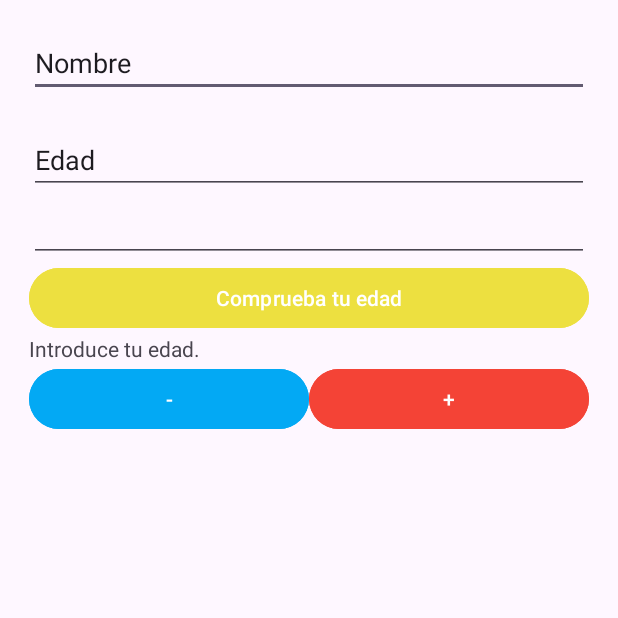
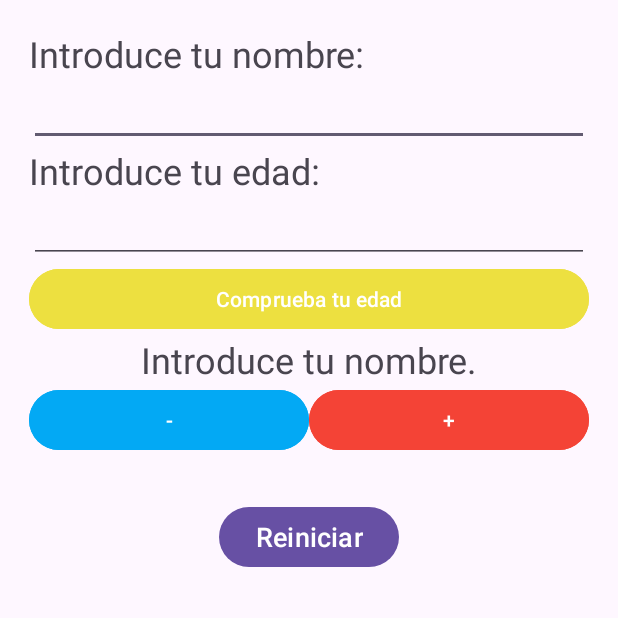
Before and after one commit to JoseDom18/PrimerProyectoAndroid-Kotlin, an Android app: the screen it shows after launch (MainActivity), after a tap on "Comprueba tu edad", on a phone screen of 412 x 824 dp, the top half of it. Run offline under Robolectric (Android 15) with nearby library versions, the phone set to English and light mode, and no system bars.

Commit message:
Actualizaciones de interfaz y botones

```diff
--- a/app/src/main/java/com/example/primerproyecto/MainActivity.kt
+++ b/app/src/main/java/com/example/primerproyecto/MainActivity.kt
@@ -25,10 +25,13 @@ class MainActivity : AppCompatActivity() {
         val textoResultado: TextView=findViewById(R.id.mensaje) // muestra el resultado
         val botonSumar: Button=findViewById(R.id.sumar) // boton de accion
         val botonRestar: Button=findViewById(R.id.resta) // boton de accion
+        val miNombre: EditText=findViewById(R.id.nombre) // recibe nombre
+        val botoReinicio: Button=findViewById(R.id.reiniciar) // boton de reinicio
 
         miBoton.setOnClickListener {
 
             val numeroResultado = miNumero.text.toString().toIntOrNull()
+            val nombre: String?= miNombre.text?.toString()
 
 //            if (numeroResultado == null) textoResultado.text="Introduce un número."
 //            else if (numeroResultado < 18) {
@@ -39,18 +42,19 @@ class MainActivity : AppCompatActivity() {
 //                textoResultado.text="Tienes 18 años."
 //            }
 
-            actulizarMensaje(numeroResultado, textoResultado)
+            actulizarMensaje(numeroResultado, nombre, textoResultado)
 
         }
 
         botonSumar.setOnClickListener {
 
             var numeroResultado = miNumero.text.toString().toIntOrNull()
+            val nombre: String?= miNombre.text?.toString()
 
             if(numeroResultado==null) textoResultado.text="Introduce un número."
             else{
                 miNumero.setText((++numeroResultado).toString())
-                actulizarMensaje(numeroResultado, textoResultado)
+                actulizarMensaje(numeroResultado, nombre, textoResultado)
 
             }
 
@@ -59,22 +63,33 @@ class MainActivity : AppCompatActivity() {
         botonRestar.setOnClickListener {
 
             var numeroResultado = miNumero.text.toString().toIntOrNull()
+            val nombre: String?= miNombre.text?.toString()
 
             if(numeroResultado==null) textoResultado.text="Introduce un número."
             else {
                 miNumero.setText((--numeroResultado).toString())
-                actulizarMensaje(numeroResultado, textoResultado)
+                actulizarMensaje(numeroResultado, nombre, textoResultado)
             }
 
         }
+
+        botoReinicio.setOnClickListener {
+
+            textoResultado.text=""
+            miNombre.setText("")
+            miNumero.setText("")
+
+        }
+
     }
 
-    private fun actulizarMensaje (edad:Int?, textoResultado: TextView) {
+    private fun actulizarMensaje (edad:Int?, nombre: String?, textoResultado: TextView) {
         val mensaje = when {
+            nombre.isNullOrBlank() -> "Introduce tu nombre."
             edad==null -> "Introduce tu edad."
-            edad < 18 -> "Eres menor de edad."
-            edad > 18 -> "Eres mayor de edad."
-            else -> "Tienes 18 años."
+            edad < 18 -> "$nombre, eres menor de edad."
+            edad > 18 -> "$nombre, eres mayor de edad."
+            else -> "$nombre, tienes justo 18 años."
         }
         textoResultado.text= mensaje
     }
--- a/app/src/main/res/layout/activity_main.xml
+++ b/app/src/main/res/layout/activity_main.xml
@@ -16,10 +16,19 @@
         android:layout_marginBottom="3dp"
         android:orientation="vertical"
         android:padding="16dp"
+        android:gravity="center_horizontal"
         app:layout_constraintBottom_toBottomOf="parent"
         app:layout_constraintEnd_toEndOf="parent"
         app:layout_constraintStart_toStartOf="parent"
         app:layout_constraintTop_toTopOf="parent">
+
+
+        <TextView
+            android:id="@+id/etiquetaNombre"
+            android:layout_width="match_parent"
+            android:layout_height="wrap_content"
+            android:textSize="24sp"
+            android:text="Introduce tu nombre:" />
 
 
         <EditText
@@ -28,21 +37,14 @@
             android:layout_height="wrap_content"
             android:ems="10"
             android:inputType="text"
-            android:text="Nombre" />
+            android:text="" />
 
         <TextView
-            android:id="@+id/introducirNombre"
+            android:id="@+id/etiquetaEdad"
             android:layout_width="match_parent"
             android:layout_height="wrap_content"
-            android:text="" />
-
-        <EditText
-            android:id="@+id/edad"
-            android:layout_width="match_parent"
-            android:layout_height="wrap_content"
-            android:ems="10"
-            android:inputType="text"
-            android:text="Edad" />
+            android:textSize="24sp"
+            android:text="Introduce tu edad:" />
 
         <EditText
             android:id="@+id/introducirEdad"
@@ -63,11 +65,13 @@
             android:id="@+id/mensaje"
             android:layout_width="match_parent"
             android:layout_height="wrap_content"
+            android:textSize="24sp"
+            android:textAlignment="center"
             android:text="" />
 
         <LinearLayout
             android:layout_width="match_parent"
-            android:layout_height="match_parent"
+            android:layout_height="wrap_content"
             android:orientation="horizontal">
 
             <Button
@@ -85,6 +89,20 @@
                 android:layout_weight="1"
                 android:backgroundTint="#F44336"
                 android:text="+" />
+
         </LinearLayout>
+
+        <Space
+            android:layout_width="0dp"
+            android:layout_height="30dp" />
+
+        <Button
+            android:id="@+id/reiniciar"
+            android:layout_width="wrap_content"
+            android:layout_height="wrap_content"
+            android:textSize="18sp"
+            android:text="Reiniciar" />
+
     </LinearLayout>
+
 </androidx.constraintlayout.widget.ConstraintLayout>
```
